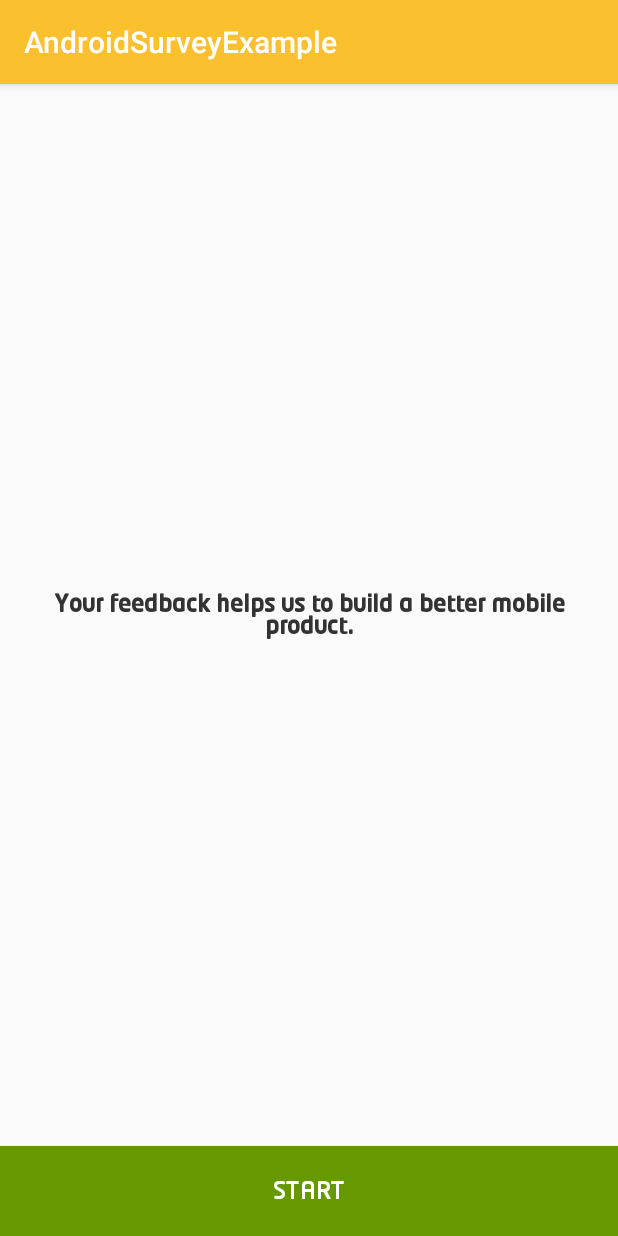
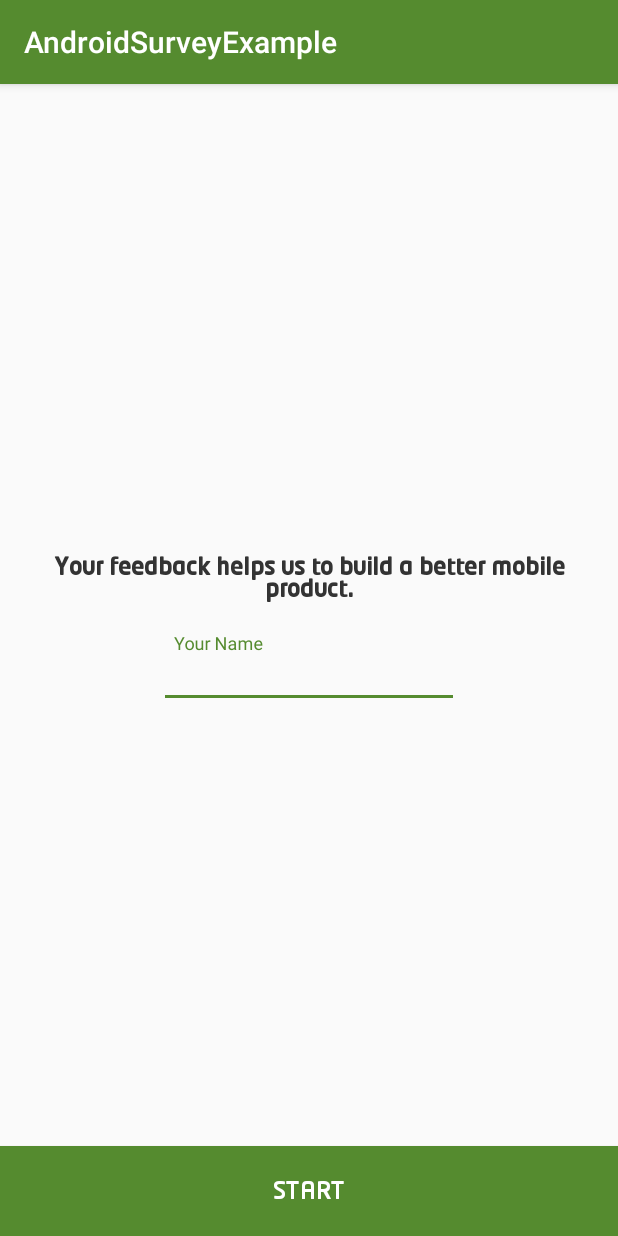
Before and after one commit to Elswah/surveylib-master, an Android app: the screen it shows after launch (SurveyActivity), after a tap on "YOUR SURVAY", on a phone screen of 412 x 824 dp. Run offline under Robolectric (Android 15) with nearby library versions, the phone set to English and light mode, and no system bars.

Commit message:
design optimization

```diff
--- a/app/src/main/res/values/colors.xml
+++ b/app/src/main/res/values/colors.xml
@@ -1,9 +1,9 @@
 <?xml version="1.0" encoding="utf-8"?>
 <resources>
-    <color name="colorPrimary">#FBC02D</color>
-    <color name="colorPrimaryDark">#e0ab28</color>
-    <color name="colorAccent">#448AFF</color>
-    <color name="accent">#448AFF</color>
+    <color name="colorPrimary">#558B2F</color>
+    <color name="colorPrimaryDark">#316D19</color>
+    <color name="colorAccent">#558B2F</color>
+    <color name="accent">#428D25</color>
 
 
 </resources>
--- a/build.gradle
+++ b/build.gradle
@@ -5,9 +5,10 @@ buildscript {
             url 'https://maven.google.com/'
             name 'Google'
         }
+        google()
     }
     dependencies {
-        classpath 'com.android.tools.build:gradle:2.3.0+'
+        classpath 'com.android.tools.build:gradle:3.5.0'
         classpath 'com.jfrog.bintray.gradle:gradle-bintray-plugin:1.0'
         classpath 'com.github.dcendents:android-maven-gradle-plugin:1.4.1'
     }
--- a/surveylib/src/main/java/com/androidadvance/androidsurvey/fragment/FragmentCheckboxes.java
+++ b/surveylib/src/main/java/com/androidadvance/androidsurvey/fragment/FragmentCheckboxes.java
@@ -3,6 +3,7 @@ package com.androidadvance.androidsurvey.fragment;
 import android.os.Bundle;
 import android.support.v4.app.Fragment;
 import android.support.v4.app.FragmentActivity;
+import android.support.v7.view.ContextThemeWrapper;
 import android.text.Html;
 import android.util.TypedValue;
 import android.view.LayoutInflater;
@@ -102,10 +103,11 @@ public class FragmentCheckboxes extends Fragment {
         }
 
         for (String choice : qq_data) {
-            CheckBox cb = new CheckBox(mContext);
+            CheckBox cb = new CheckBox(new ContextThemeWrapper(mContext, R.style.MyCheckbox));
             cb.setText(Html.fromHtml(choice));
             cb.setTextSize(TypedValue.COMPLEX_UNIT_SP, 16);
             cb.setLayoutParams(new LinearLayout.LayoutParams(LinearLayout.LayoutParams.MATCH_PARENT, ViewGroup.LayoutParams.WRAP_CONTENT));
+
             linearLayout_checkboxes.addView(cb);
             allCb.add(cb);
 
--- a/surveylib/src/main/java/com/androidadvance/androidsurvey/fragment/FragmentRadioboxes.java
+++ b/surveylib/src/main/java/com/androidadvance/androidsurvey/fragment/FragmentRadioboxes.java
@@ -108,6 +108,7 @@ public class FragmentRadioboxes extends Fragment {
             rb.setText(Html.fromHtml(choice));
             rb.setTextSize(TypedValue.COMPLEX_UNIT_SP, 16);
             rb.setLayoutParams(new LinearLayout.LayoutParams(LinearLayout.LayoutParams.MATCH_PARENT, ViewGroup.LayoutParams.WRAP_CONTENT));
+            rb.setBackground(getActivity().getResources().getDrawable(R.drawable.custom_radio_button));
             radioGroup.addView(rb);
             allRb.add(rb);
 
--- a/surveylib/src/main/java/com/androidadvance/androidsurvey/fragment/FragmentStart.java
+++ b/surveylib/src/main/java/com/androidadvance/androidsurvey/fragment/FragmentStart.java
@@ -1,14 +1,23 @@
 package com.androidadvance.androidsurvey.fragment;
 
+import android.content.Context;
 import android.os.Bundle;
+import android.support.design.widget.TextInputEditText;
+import android.support.design.widget.TextInputLayout;
 import android.support.v4.app.Fragment;
 import android.support.v4.app.FragmentActivity;
+import android.text.Editable;
 import android.text.Html;
+import android.text.TextUtils;
+import android.text.TextWatcher;
 import android.view.LayoutInflater;
 import android.view.View;
 import android.view.ViewGroup;
+import android.view.inputmethod.InputMethodManager;
 import android.widget.Button;
+import android.widget.EditText;
 import android.widget.TextView;
+import android.widget.Toast;
 
 import com.androidadvance.androidsurvey.R;
 import com.androidadvance.androidsurvey.SurveyActivity;
@@ -21,11 +30,18 @@ public class FragmentStart extends Fragment {
     private FragmentActivity mContext;
     private TextView textView_start;
 
+    TextInputLayout txtUserName;
+    TextInputEditText etxtUserName;
+
     @Override
     public View onCreateView(LayoutInflater inflater, ViewGroup container,
                              Bundle savedInstanceState) {
         ViewGroup rootView = (ViewGroup) inflater.inflate(
                 R.layout.fragment_start, container, false);
+
+         txtUserName=  rootView.findViewById(R.id.txt_user_name);
+         etxtUserName =  rootView.findViewById(R.id.etxt_user_name);
+
 
         textView_start = (TextView) rootView.findViewById(R.id.textView_start);
         Fonts.set(textView_start, getContext());
@@ -34,9 +50,56 @@ public class FragmentStart extends Fragment {
         button_continue.setOnClickListener(new View.OnClickListener() {
             @Override
             public void onClick(View v) {
+
+                hideTheKeyPad();
+
+                if (TextUtils.isEmpty(etxtUserName.getText()))
+                {
+
+                    txtUserName.setErrorEnabled(true);
+                    txtUserName.setError("Please enter your name!");
+                    return;
+                }
+                if (etxtUserName.getText().toString().length()<3)
+                {
+                    txtUserName.setErrorEnabled(true);
+                    txtUserName.setError("Please enter valid name!");
+                    return;
+                }
+
                 ((SurveyActivity) mContext).go_to_next();
+                Toast.makeText(mContext, "Name : "+ etxtUserName.getText().toString() , Toast.LENGTH_SHORT).show();
+
+
             }
         });
+
+        etxtUserName.addTextChangedListener(new TextWatcher() {
+            @Override
+            public void beforeTextChanged(CharSequence s, int start, int count, int after) {
+
+            }
+
+            @Override
+            public void onTextChanged(CharSequence s, int start, int before, int count) {
+
+                txtUserName.setErrorEnabled(false);
+                txtUserName.setError("");
+
+
+            }
+
+            @Override
+            public void afterTextChanged(Editable s) {
+
+
+
+            }
+        });
+
+
+
+
 
         return rootView;
     }
@@ -55,4 +118,15 @@ public class FragmentStart extends Fragment {
 
 
     }
+
+
+    void hideTheKeyPad(){
+
+        // Check if no view has focus:
+        View view = getActivity().getCurrentFocus();
+        if (view != null) {
+            InputMethodManager imm = (InputMethodManager)getActivity().getSystemService(Context.INPUT_METHOD_SERVICE);
+            imm.hideSoftInputFromWindow(view.getWindowToken(), 0);
+        }
+    }
 }
--- /dev/null
+++ b/surveylib/src/main/res/drawable/custom_radio_button.xml
@@ -0,0 +1,27 @@
+<?xml version="1.0" encoding="utf-8"?>
+<selector xmlns:android="http://schemas.android.com/apk/res/android" >
+
+    <item android:state_pressed="true" >
+        <shape android:shape="rectangle" >
+            <corners android:radius="3dip" />
+            <stroke android:width="1dip" android:color="#333333" />
+            <solid android:color="#cccccc" />
+        </shape>
+    </item>
+
+    <item android:state_checked="true">
+        <shape android:shape="rectangle" >
+            <corners android:radius="3dip" />
+            <stroke android:width="1dip" android:color="#333333" />
+            <solid android:color="#cccccc" />
+        </shape>
+    </item>
+
+    <item>
+        <shape android:shape="rectangle"  >
+            <corners android:radius="3dip" />
+            <stroke android:width="1dip" android:color="#cccccc" />
+            <solid android:color="#ffffff" />
+        </shape>
+    </item>
+</selector>
--- a/surveylib/src/main/res/layout/footer.xml
+++ b/surveylib/src/main/res/layout/footer.xml
@@ -10,7 +10,7 @@
         android:text="@string/xcontinue"
         android:id="@+id/button_continue"
         android:layout_gravity="center_horizontal"
-        android:background="#669900"
+        android:background="@color/colorGreen"
         android:textColor="#FFF"
         android:textSize="16sp" />
 </LinearLayout>
--- a/surveylib/src/main/res/layout/fragment_end.xml
+++ b/surveylib/src/main/res/layout/fragment_end.xml
@@ -2,6 +2,7 @@
 <RelativeLayout xmlns:android="http://schemas.android.com/apk/res/android"
     android:layout_width="match_parent"
     android:layout_height="match_parent"
+    xmlns:app="http://schemas.android.com/apk/res-auto"
     android:orientation="vertical">
 
 
@@ -20,6 +21,8 @@
         android:textIsSelectable="false"
         android:textSize="16sp" />
 
+
+
     <Button
         android:id="@+id/button_finish"
         android:layout_width="match_parent"
--- a/surveylib/src/main/res/layout/fragment_start.xml
+++ b/surveylib/src/main/res/layout/fragment_start.xml
@@ -1,41 +1,76 @@
 <?xml version="1.0" encoding="utf-8"?>
 <RelativeLayout xmlns:android="http://schemas.android.com/apk/res/android"
-              android:orientation="vertical"
-              android:layout_width="match_parent"
-              android:layout_height="match_parent"
-              >
+    xmlns:app="http://schemas.android.com/apk/res-auto"
+    android:layout_width="match_parent"
+    android:layout_height="match_parent"
+    android:orientation="vertical">
 
 
     <Button
+        android:id="@+id/button_continue"
         android:layout_width="match_parent"
         android:layout_height="60dp"
+        android:layout_alignParentStart="true"
+        android:layout_alignParentLeft="true"
+        android:layout_alignParentBottom="true"
+        android:layout_gravity="center_horizontal"
+        android:background="@color/colorGreen"
         android:text="@string/start"
-        android:id="@+id/button_continue"
-        android:layout_gravity="center_horizontal"
-        android:background="@android:color/holo_green_dark"
         android:textColor="#FFF"
-        android:layout_alignParentBottom="true"
-        android:layout_alignParentLeft="true"
-        android:layout_alignParentStart="true"
         android:textSize="16sp" />
 
     <ScrollView
+        android:id="@+id/scrollView"
         android:layout_width="match_parent"
-        android:layout_height="wrap_content"
-        android:id="@+id/scrollView"
+        android:layout_height="match_parent"
         android:layout_above="@+id/button_continue"
         android:layout_alignParentTop="true">
 
-        <TextView
+        <RelativeLayout
             android:layout_width="match_parent"
             android:layout_height="wrap_content"
-            android:text="New Text"
-            android:id="@+id/textView_start"
-            android:textColor="#333"
-            android:gravity="center"
-            android:textSize="16sp"
-            android:layout_gravity="center"
-            android:padding="16dp" />
+            android:layout_gravity="center_vertical"
+
+
+            >
+
+            <TextView
+                android:id="@+id/textView_start"
+                android:layout_width="match_parent"
+                android:layout_height="wrap_content"
+                android:layout_gravity="center"
+                android:gravity="center"
+                android:padding="16dp"
+                android:text="New Text"
+                android:textColor="#333"
+                android:textSize="16sp" />
+
+
+            <android.support.design.widget.TextInputLayout
+                android:id="@+id/txt_user_name"
+                android:layout_width="200dp"
+                android:layout_centerHorizontal="true"
+                android:layout_height="wrap_content"
+                android:layout_below="@id/textView_start">
+
+
+                <android.support.design.widget.TextInputEditText
+                    android:id="@+id/etxt_user_name"
+                    android:paddingStart="10dp"
+                    android:layout_width="match_parent"
+                    android:layout_height="wrap_content"
+                    android:hint="Your Name"
+                    android:inputType="textPersonName"
+                    android:maxLines="1"
+                    android:textSize="14sp"
+                    android:paddingTop="10dp"
+                    android:paddingBottom="10dp"
+                    />
+
+            </android.support.design.widget.TextInputLayout>
+
+
+        </RelativeLayout>
     </ScrollView>
 
 </RelativeLayout>
```
Also changed, not shown: app/build.gradle (+9 -8 lines), app/src/main/res/layout/activity_main.xml (+12 -2 lines), surveylib/build.gradle (+12 -10 lines), surveylib/src/main/res/values/colors.xml (added, +8 -0 lines), surveylib/src/main/res/values/styles.xml (added, +11 -0 lines), gradle/wrapper/gradle-wrapper.properties.
